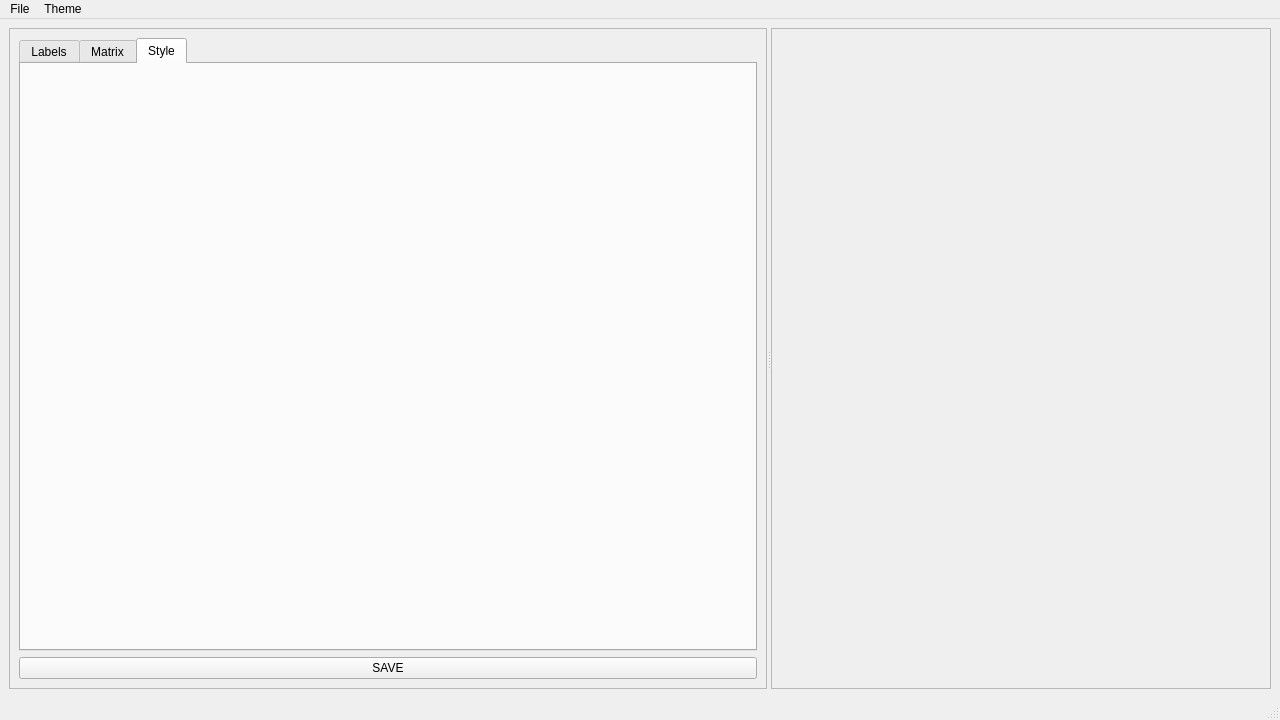
The window that lib/ui/main.ui (SparkCoder/TriangleAdjacencyMatrix) describes before a commit, drawn with Qt 5.
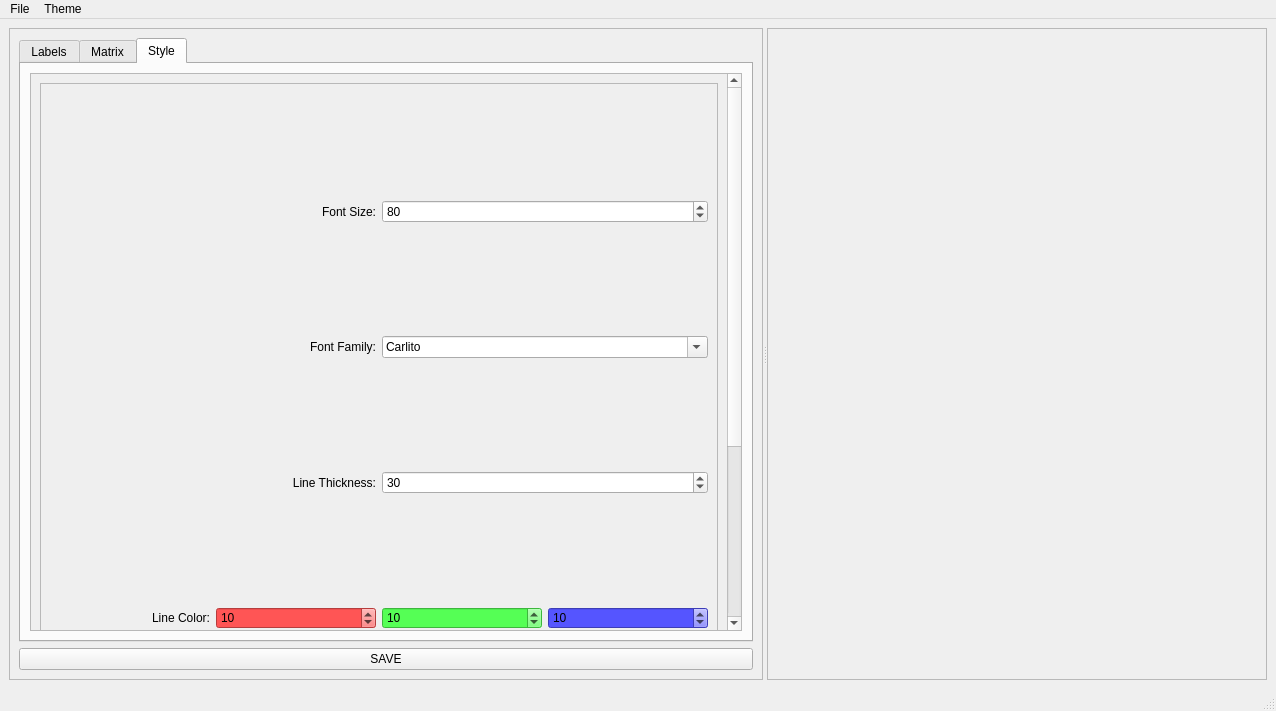
The same window after the commit. The open tabs and pages were chosen to show the change. Icons and pictures are not drawn.

Patch:
```diff
--- a/lib/ui/main.ui
+++ b/lib/ui/main.ui
@@ -6,8 +6,8 @@
    <rect>
     <x>0</x>
     <y>0</y>
-    <width>1280</width>
-    <height>720</height>
+    <width>1276</width>
+    <height>711</height>
    </rect>
   </property>
   <property name="windowTitle">
@@ -290,9 +290,234 @@
            </layout>
           </widget>
           <widget class="QWidget" name="styleTab">
+           <property name="autoFillBackground">
+            <bool>false</bool>
+           </property>
            <attribute name="title">
             <string>Style</string>
            </attribute>
+           <layout class="QGridLayout" name="gridLayout_2" rowstretch="0,0">
+            <item row="1" column="0">
+             <widget class="QScrollArea" name="scrollArea_3">
+              <property name="widgetResizable">
+               <bool>true</bool>
+              </property>
+              <widget class="QWidget" name="scrollAreaWidgetContents_2">
+               <property name="geometry">
+                <rect>
+                 <x>0</x>
+                 <y>0</y>
+                 <width>686</width>
+                 <height>818</height>
+                </rect>
+               </property>
+               <layout class="QHBoxLayout" name="horizontalLayout_2">
+                <item>
+                 <widget class="QFrame" name="Styling">
+                  <property name="sizePolicy">
+                   <sizepolicy hsizetype="Minimum" vsizetype="Fixed">
+                    <horstretch>0</horstretch>
+                    <verstretch>0</verstretch>
+                   </sizepolicy>
+                  </property>
+                  <property name="minimumSize">
+                   <size>
+                    <width>20</width>
+                    <height>800</height>
+                   </size>
+                  </property>
+                  <property name="frameShape">
+                   <enum>QFrame::StyledPanel</enum>
+                  </property>
+                  <property name="frameShadow">
+                   <enum>QFrame::Raised</enum>
+                  </property>
+                  <layout class="QVBoxLayout" name="verticalLayout_5">
+                   <item>
+                    <layout class="QHBoxLayout" name="horizontalLayout_3">
+                     <item>
+                      <widget class="QLabel" name="label">
+                       <property name="text">
+                        <string>Font Size:</string>
+                       </property>
+                       <property name="alignment">
+                        <set>Qt::AlignRight|Qt::AlignTrailing|Qt::AlignVCenter</set>
+                       </property>
+                       <property name="margin">
+                        <number>10</number>
+                       </property>
+                      </widget>
+                     </item>
+                     <item>
+                      <widget class="QSpinBox" name="fontSize">
+                       <property name="minimum">
+                        <number>2</number>
+                       </property>
+                       <property name="maximum">
+                        <number>500</number>
+                       </property>
+                       <property name="value">
+                        <number>80</number>
+                       </property>
+                      </widget>
+                     </item>
+                    </layout>
+                   </item>
+                   <item>
+                    <layout class="QHBoxLayout" name="horizontalLayout_5">
+                     <item>
+                      <widget class="QLabel" name="label_2">
+                       <property name="text">
+                        <string>Font Family:</string>
+                       </property>
+                       <property name="alignment">
+                        <set>Qt::AlignRight|Qt::AlignTrailing|Qt::AlignVCenter</set>
+                       </property>
+                       <property name="margin">
+                        <number>10</number>
+                       </property>
+                      </widget>
+                     </item>
+                     <item>
+                      <widget class="QFontComboBox" name="fontFamily">
+                       <property name="currentText">
+                        <string>Calibri</string>
+                       </property>
+                       <property name="currentFont">
+                        <font>
+                         <family>Calibri</family>
+                         <weight>75</weight>
+                         <bold>true</bold>
+                        </font>
+                       </property>
+                      </widget>
+                     </item>
+                    </layout>
+                   </item>
+                   <item>
+                    <layout class="QHBoxLayout" name="horizontalLayout_6">
+                     <item>
+                      <widget class="QLabel" name="label_3">
+                       <property name="text">
+                        <string>Line Thickness:</string>
+                       </property>
+                       <property name="alignment">
+                        <set>Qt::AlignRight|Qt::AlignTrailing|Qt::AlignVCenter</set>
+                       </property>
+                       <property name="margin">
+                        <number>10</number>
+                       </property>
+                      </widget>
+                     </item>
+                     <item>
+                      <widget class="QSpinBox" name="lineThickness">
+                       <property name="minimum">
+                        <number>1</number>
+                       </property>
+                       <property name="maximum">
+                        <number>100</number>
+                       </property>
+                       <property name="value">
+                        <number>30</number>
+                       </property>
+                      </widget>
+                     </item>
+                    </layout>
+                   </item>
+                   <item>
+                    <layout class="QHBoxLayout" name="horizontalLayout_7">
+                     <item>
+                      <widget class="QLabel" name="label_4">
+                       <property name="text">
+                        <string>Line Color:</string>
+                       </property>
+                       <property name="alignment">
+                        <set>Qt::AlignRight|Qt::AlignTrailing|Qt::AlignVCenter</set>
+                       </property>
+                       <property name="margin">
+                        <number>10</number>
+                       </property>
+                      </widget>
+                     </item>
+                     <item>
+                      <widget class="QSpinBox" name="lineColorR">
+                       <property name="mouseTracking">
+                        <bool>false</bool>
+                       </property>
+                       <property name="styleSheet">
+                        <string notr="true">background-color: #ff5555;</string>
+                       </property>
+                       <property name="maximum">
+                        <number>255</number>
+                       </property>
+                       <property name="value">
+                        <number>10</number>
+                       </property>
+                      </widget>
+                     </item>
+                     <item>
+                      <widget class="QSpinBox" name="lineColorG">
+                       <property name="styleSheet">
+                        <string notr="true">background-color: #55ff55;</string>
+                       </property>
+                       <property name="maximum">
+                        <number>255</number>
+                       </property>
+                       <property name="value">
+                        <number>10</number>
+                       </property>
+                      </widget>
+                     </item>
+                     <item>
+                      <widget class="QSpinBox" name="lineColorB">
+                       <property name="styleSheet">
+                        <string notr="true">background-color: #5555ff;</string>
+                       </property>
+                       <property name="maximum">
+                        <number>255</number>
+                       </property>
+                       <property name="value">
+                        <number>10</number>
+                       </property>
+                      </widget>
+                     </item>
+                    </layout>
+                   </item>
+                   <item>
+                    <layout class="QHBoxLayout" name="horizontalLayout_8">
+                     <item>
+                      <widget class="QLabel" name="label_5">
+                       <property name="text">
+                        <string>Image Border:</string>
+                       </property>
+                       <property name="alignment">
+                        <set>Qt::AlignRight|Qt::AlignTrailing|Qt::AlignVCenter</set>
+                       </property>
+                       <property name="margin">
+                        <number>10</number>
+                       </property>
+                      </widget>
+                     </item>
+                     <item>
+                      <widget class="QSpinBox" name="imageBorder">
+                       <property name="maximum">
+                        <number>100</number>
+                       </property>
+                       <property name="value">
+                        <number>50</number>
+                       </property>
+                      </widget>
+                     </item>
+                    </layout>
+                   </item>
+                  </layout>
+                 </widget>
+                </item>
+               </layout>
+              </widget>
+             </widget>
+            </item>
+           </layout>
           </widget>
          </widget>
         </item>
@@ -326,8 +551,8 @@
          <rect>
           <x>0</x>
           <y>0</y>
-          <width>864</width>
-          <height>659</height>
+          <width>530</width>
+          <height>619</height>
          </rect>
         </property>
         <layout class="QVBoxLayout" name="verticalLayout_2">
@@ -353,8 +578,8 @@
     <rect>
      <x>0</x>
      <y>0</y>
-     <width>1280</width>
-     <height>21</height>
+     <width>1276</width>
+     <height>26</height>
     </rect>
    </property>
    <widget class="QMenu" name="menuFile">
```
Left out of the diff: 16 changed lines with no effect on the pictures.
